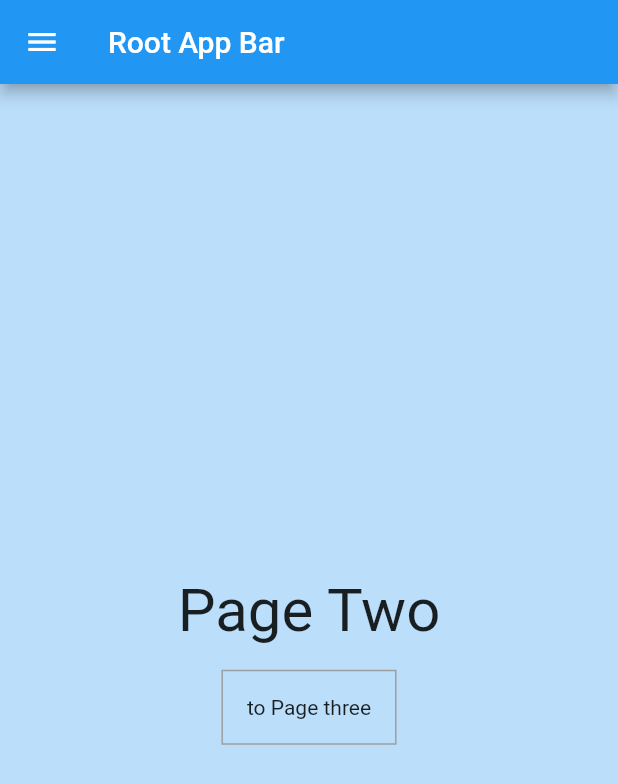
After one commit to leemjjava/flutter_exmple, a Flutter app: the NestingRoutes screen opened by its route, after a tap on "to Page Two", on a phone screen of 412 x 824 dp. The commit adds this screen. Shown: the top 784 px of the screen. Run offline on Flutter 3.47's test engine with Material 2 defaults, Android fonts, the phone set to English and light mode, and no system bars; our stand-ins replace cached_network_image, chat_bubbles, flutter_secure_storage, flutter_svg, fluttertoast, get and 6 more; missing offline and left inert: flutter_inappwebview, flutter_kakao_map, image_picker_for_web, panorama, photo_manager, random_color; accounts and stored records are empty; network calls fail.

Commit message:
add: 30_nesting_routes.dart widget 내부에서 라우트 이동하는 예제 추가

```diff
--- /dev/null
+++ b/lib/example/30_nesting_routes.dart
@@ -0,0 +1,212 @@
+import 'package:flutter/material.dart';
+
+class NestingRoutes extends StatefulWidget {
+  static const String routeName = '/examples/nesting_routes';
+
+  @override
+  _NestingRoutesState createState() => _NestingRoutesState();
+}
+
+class _NestingRoutesState extends State<NestingRoutes> {
+  final GlobalKey<NavigatorState> navigationKey = GlobalKey<NavigatorState>();
+
+  @override
+  Widget build(BuildContext context) {
+    final top = MediaQuery.of(context).padding.top;
+    final width = MediaQuery.of(context).size.width;
+
+    return Scaffold(
+      appBar: AppBar(
+        title: Text('Root App Bar'),
+      ),
+      drawer: Container(
+        color: Colors.white,
+        width: width * 0.8,
+        margin: EdgeInsets.only(top: top),
+        child: Column(
+          children: [
+            _drawerBtn('pageOne', '/'),
+            _drawerBtn('pageTwo', '/two'),
+            _drawerBtn('pageThree', '/three'),
+          ],
+        ),
+      ),
+      body: Container(
+        color: Colors.white,
+        child: NestedNavigator(
+          navigationKey: navigationKey,
+          initialRoute: '/',
+          routes: {
+            // default rout as '/' is necessary!
+            '/': (context) => PageOne(),
+            '/two': (context) => PageTwo(),
+            '/three': (context) => PageThree(),
+          },
+        ),
+      ),
+    );
+  }
+
+  Widget _drawerBtn(String name, String routePath) {
+    return InkWell(
+      onTap: () {
+        Navigator.of(context).pop();
+        final currentContext = navigationKey.currentContext;
+        if (currentContext == null) return;
+        Navigator.of(currentContext).pushReplacementNamed(routePath);
+      },
+      child: Container(
+        height: 100,
+        width: double.infinity,
+        alignment: Alignment.center,
+        child: Text(name),
+      ),
+    );
+  }
+}
+
+class NestedNavigator extends StatelessWidget {
+  final GlobalKey<NavigatorState> navigationKey;
+  final String initialRoute;
+  final Map<String, WidgetBuilder> routes;
+
+  NestedNavigator({
+    required this.navigationKey,
+    required this.initialRoute,
+    required this.routes,
+  });
+
+  @override
+  Widget build(BuildContext context) {
+    return WillPopScope(
+      child: Navigator(
+        key: navigationKey,
+        initialRoute: initialRoute,
+        onGenerateRoute: slidUpRoute,
+      ),
+      onWillPop: () {
+        if (navigationKey.currentState?.canPop() == true) {
+          navigationKey.currentState?.pop();
+          return Future<bool>.value(false);
+        }
+        return Future<bool>.value(true);
+      },
+    );
+  }
+
+  PageRoute slidUpRoute(RouteSettings routeSettings) {
+    final builder = routes[routeSettings.name]!;
+
+    return PageRouteBuilder(
+      pageBuilder: (context, animation, secondaryAnimation) => builder(context),
+      transitionsBuilder: (context, animation, secondaryAnimation, child) {
+        var begin = Offset(0.0, 1.0);
+        var end = Offset.zero;
+        var curve = Curves.ease;
+
+        var tween = Tween(
+          begin: begin,
+          end: end,
+        ).chain(CurveTween(curve: curve));
+
+        return SlideTransition(
+          position: animation.drive(tween),
+          child: child,
+        );
+      },
+    );
+  }
+}
+
+class PageOne extends StatelessWidget {
+  @override
+  Widget build(BuildContext context) {
+    return Scaffold(
+      body: Container(
+        color: Colors.red[100],
+        alignment: Alignment.center,
+        child: mainColumn(context),
+      ),
+    );
+  }
+
+  Widget mainColumn(BuildContext context) {
+    return Column(
+      mainAxisAlignment: MainAxisAlignment.center,
+      children: <Widget>[
+        Text('Page One', style: TextStyle(fontSize: 40)),
+        SizedBox(height: 16),
+        InkWell(
+          onTap: () => Navigator.of(context).pushReplacementNamed('/two'),
+          child: Container(
+            padding: EdgeInsets.symmetric(horizontal: 16, vertical: 16),
+            decoration: BoxDecoration(border: Border.all(color: Colors.grey)),
+            child: Text('to Page Two'),
+          ),
+        ),
+      ],
+    );
+  }
+}
+
+class PageTwo extends StatelessWidget {
+  @override
+  Widget build(BuildContext context) {
+    return Scaffold(
+      body: Container(
+        color: Colors.blue[100],
+        alignment: Alignment.center,
+        child: mainColumn(context),
+      ),
+    );
+  }
+
+  Widget mainColumn(BuildContext context) {
+    return Column(
+      mainAxisAlignment: MainAxisAlignment.center,
+      children: <Widget>[
+        Text('Page Two', style: TextStyle(fontSize: 40)),
+        SizedBox(height: 16),
+        InkWell(
+          onTap: () => Navigator.of(context).pushReplacementNamed('/three'),
+          child: Container(
+            padding: EdgeInsets.symmetric(horizontal: 16, vertical: 16),
+            decoration: BoxDecoration(border: Border.all(color: Colors.grey)),
+            child: Text('to Page three'),
+          ),
+        ),
+      ],
+    );
+  }
+}
+
+class PageThree extends StatelessWidget {
+  @override
+  Widget build(BuildContext context) {
+    return Scaffold(
+      body: Container(
+        color: Colors.green[100],
+        alignment: Alignment.center,
+        child: mainView(context),
+      ),
+    );
+  }
+
+  Widget mainView(BuildContext context) {
+    return Column(
+      mainAxisAlignment: MainAxisAlignment.center,
+      children: <Widget>[
+        Text('Page Three', style: TextStyle(fontSize: 40)),
+        SizedBox(height: 16),
+        InkWell(
+          onTap: () => Navigator.of(context).pushReplacementNamed('/'),
+          child: Container(
+            padding: EdgeInsets.symmetric(horizontal: 16, vertical: 16),
+            decoration: BoxDecoration(border: Border.all(color: Colors.grey)),
+            child: Text('to Page one'),
+          ),
+        ),
+      ],
+    );
+  }
+}
--- a/lib/main.dart
+++ b/lib/main.dart
@@ -15,6 +15,7 @@ import 'package:navigator/example/26_time_picker.dart';
 import 'package:navigator/example/28_photo_page_screen.dart';
 import 'package:navigator/example/29_image_crop_view.dart';
 import 'package:navigator/example/29_image_rotate_view.dart';
+import 'package:navigator/example/30_nesting_routes.dart';
 import 'package:navigator/week_of_widget/16_nested_scroll_view.dart';
 import 'package:navigator/week_of_widget/17_layout_example.dart';
 import 'package:navigator/week_of_widget/18_Asynchronous.dart';
@@ -398,6 +399,11 @@ final examples = [
     route: ImageRotateView.routeName,
     builder: (BuildContext context) => ImageRotateView(),
   ),
+  MyRouts(
+    name: 'Nesting Routes',
+    route: NestingRoutes.routeName,
+    builder: (BuildContext context) => NestingRoutes(),
+  ),
 ];
 
 final weekOfWidgets = [
```
Also changed, not shown: lib/components/top_radius_painter.dart (added, +43 -0 lines).
